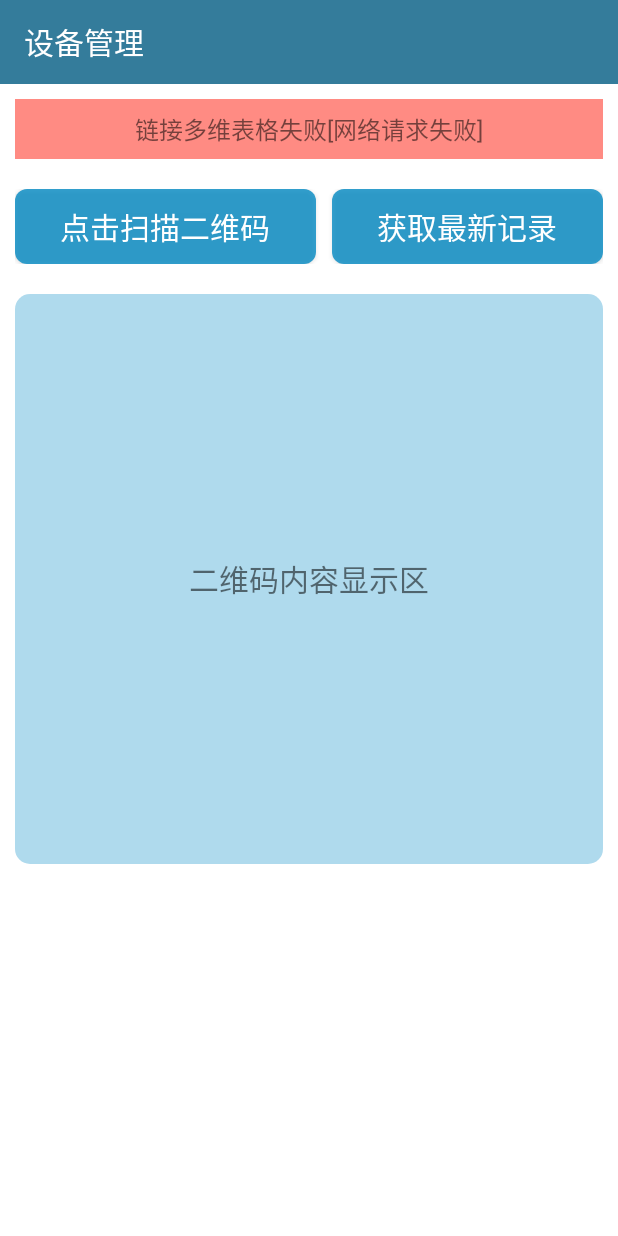
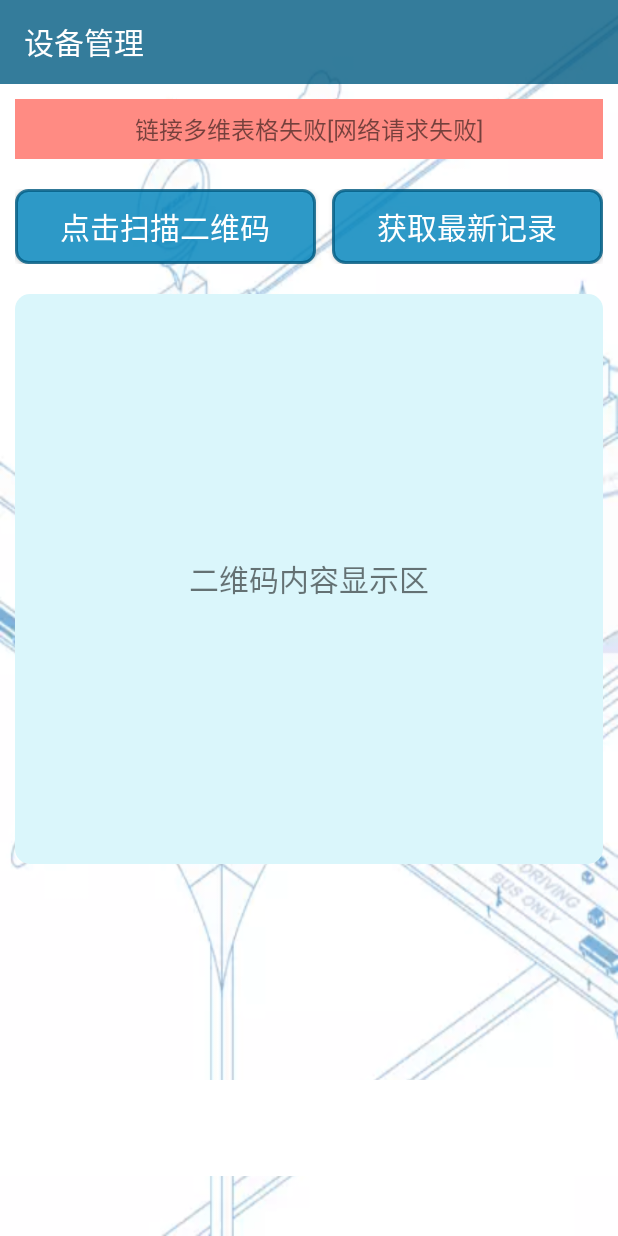
Before and after one commit to guaishouN/devicescan, an Android app: the screen it shows after launch (MainActivity), on a phone screen of 412 x 824 dp. Run offline under Robolectric (Android 15) with nearby library versions, the phone set to English and light mode, and no system bars; libraries missing offline, so code that uses them is left out: cn.bingoogolapple.qrcode, pub.devrel.easypermissions; plain views replace SegmentedButton, SegmentedButtonGroup; 2 statements that could not run were skipped.

Commit message:
layout beauty

```diff
--- a/app/src/main/res/drawable/bt_bg.xml
+++ b/app/src/main/res/drawable/bt_bg.xml
@@ -2,4 +2,5 @@
 <shape xmlns:android="http://schemas.android.com/apk/res/android">
     <solid android:color="@color/colorPrimaryDarkTrans"/>
     <corners android:radius="8dp"/>
+    <stroke android:width="2dp" android:color="@color/colorPrimaryDark"/>
 </shape>
--- a/app/src/main/res/layout/activity_main.xml
+++ b/app/src/main/res/layout/activity_main.xml
@@ -2,7 +2,7 @@
 <RelativeLayout xmlns:android="http://schemas.android.com/apk/res/android"
     xmlns:app="http://schemas.android.com/apk/res-auto"
     style="@style/MatchMatch.Vertical"
-    android:background="@android:color/white">
+    android:background="@drawable/main_bg">
     <LinearLayout
         android:layout_width="match_parent"
         android:layout_height="wrap_content"
@@ -80,8 +80,8 @@
         android:padding="8dp"
         android:layout_gravity="center"
         android:background="@color/white"
-        app:borderColor="@color/black"
-        app:borderWidth="1dp"
+        app:borderColor="@color/colorPrimaryDark"
+        app:borderWidth="2dp"
         app:draggable="true"
         app:position="0"
         app:radius="30dp"
@@ -96,7 +96,7 @@
             android:layout_height="wrap_content"
             android:layout_weight="1"
             android:fontFamily="sans-serif-light"
-            android:padding="8dp"
+            android:padding="14dp"
             app:selectedTextColor="@color/white"
             app:selectedTextStyle="bold"
             app:text="未分配"
@@ -110,7 +110,7 @@
             android:layout_height="wrap_content"
             android:layout_weight="1"
             android:fontFamily="sans-serif-light"
-            android:padding="8dp"
+            android:padding="14dp"
             app:selectedTextColor="@color/white"
             app:selectedTextStyle="bold"
             app:text="在使用"
@@ -124,7 +124,7 @@
             android:layout_height="wrap_content"
             android:layout_weight="1"
             android:fontFamily="sans-serif-light"
-            android:padding="8dp"
+            android:padding="14dp"
             app:selectedTextColor="@color/red_400"
             app:selectedTextStyle="bold"
             app:text="已报废"
--- a/app/src/main/res/values/colors.xml
+++ b/app/src/main/res/values/colors.xml
@@ -4,12 +4,10 @@
     <color name="colorPrimary">#CC038AC4</color>
     <color name="navigationBarColor">#06A9EF</color>
     <color name="colorPrimaryDarkTrans">#CC038AC4</color>
-    <color name="dataBackground">#50038AC4</color>
+    <color name="dataBackground">#DAF6FB</color>
     <color name="infoColorNormal">#B2DFDB</color>
     <color name="infoColorWarn">#FFECB3</color>
     <color name="infoColorDanger">#FF8B83</color>
-
-
 
     <!-- Red -->
     <color name="red_50">#FFEBEE</color>
```
Also changed, not shown: app/src/main/res/drawable/main_bg.webp (added).
